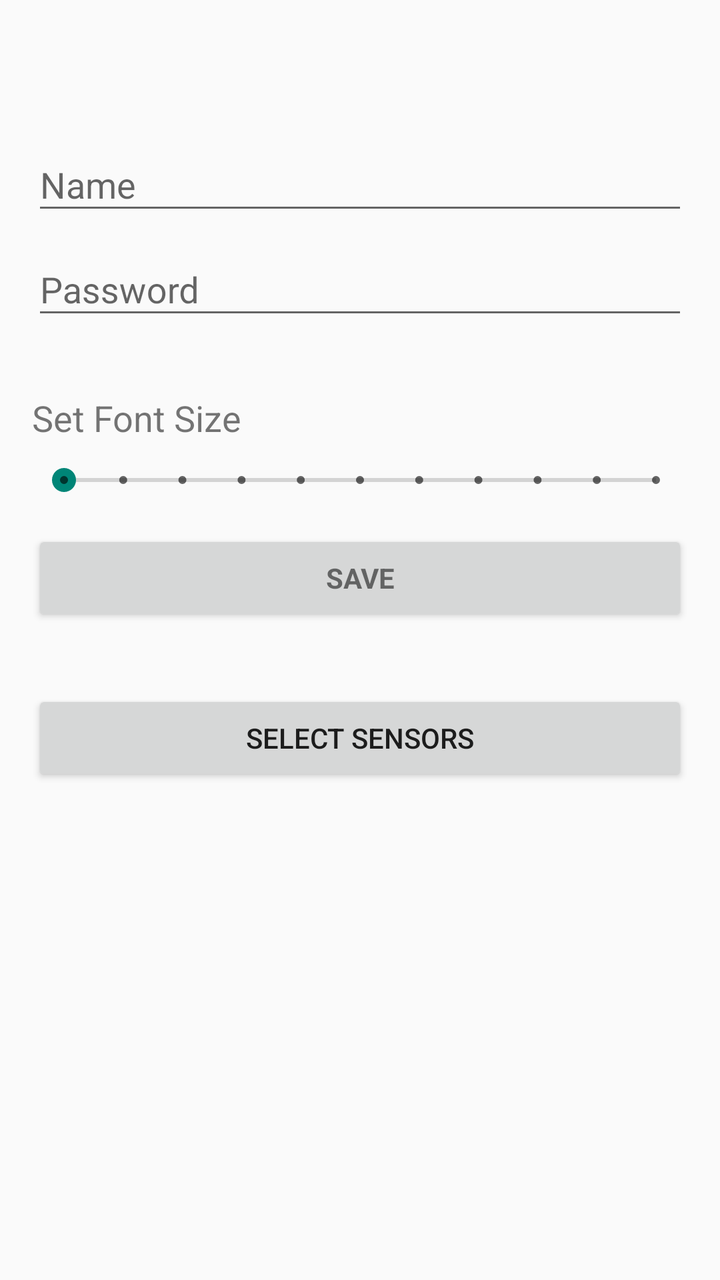
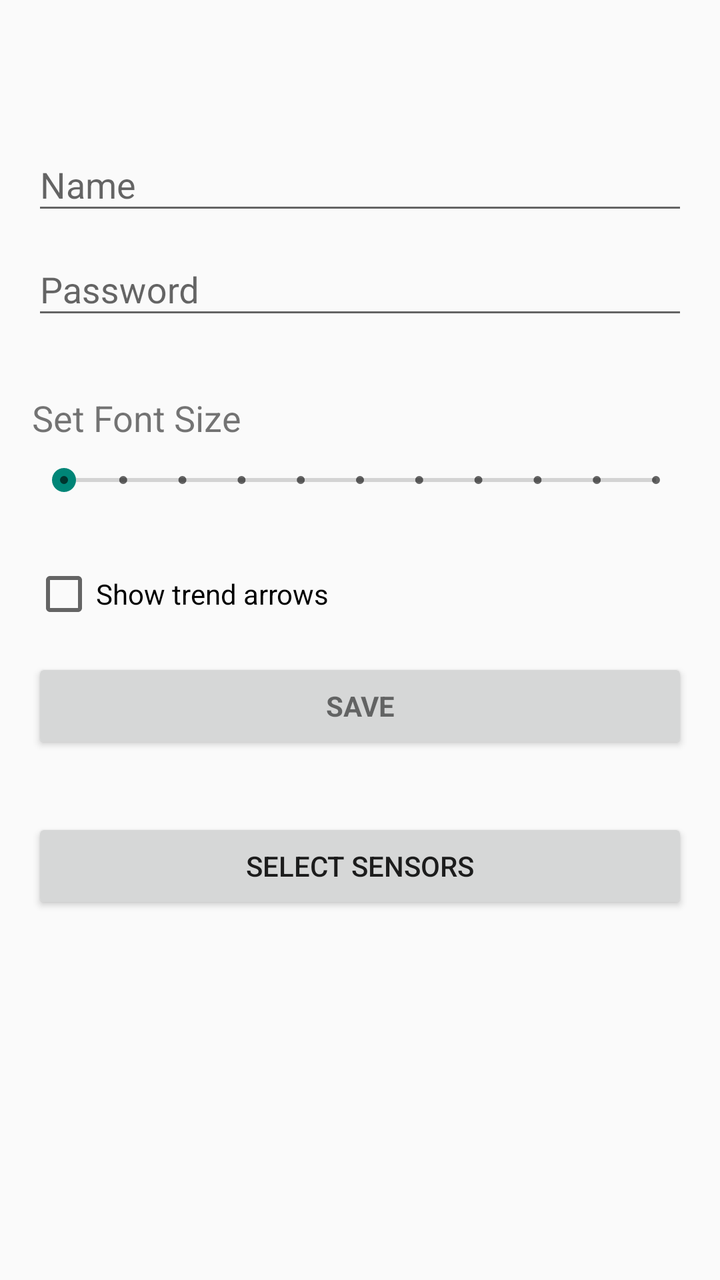

Two renders of the same Android screen: before a commit and after it. Below are the layout's source before the change and the commit's diff.
<!-- AndroidManifest.xml: activity theme AppTheme -->
<!-- res/layout/activity_login.xml -->
<LinearLayout xmlns:android="http://schemas.android.com/apk/res/android"
    xmlns:tools="http://schemas.android.com/tools"
    android:layout_width="match_parent"
    android:layout_height="match_parent"
    android:gravity="center_horizontal"
    android:orientation="vertical"
    android:paddingBottom="@dimen/activity_vertical_margin"
    android:paddingLeft="@dimen/activity_horizontal_margin"
    android:paddingRight="@dimen/activity_horizontal_margin"
    android:paddingTop="@dimen/activity_vertical_margin"
    tools:context="cz.pstehlik.wifiteplomer.LoginActivity">

    
    <ProgressBar
        android:id="@+id/login_progress"
        style="?android:attr/progressBarStyleLarge"
        android:layout_width="wrap_content"
        android:layout_height="wrap_content"
        android:layout_marginBottom="8dp"
        android:visibility="gone" />

    <ScrollView
        android:id="@+id/login_form"
        android:layout_width="match_parent"
        android:layout_height="match_parent">

        <LinearLayout
            android:id="@+id/email_login_form"
            android:layout_width="match_parent"
            android:layout_height="wrap_content"
            android:orientation="vertical">

            <com.google.android.material.textfield.TextInputLayout
                android:layout_width="match_parent"
                android:layout_height="wrap_content">

                <EditText
                    android:id="@+id/login"
                    android:layout_width="match_parent"
                    android:layout_height="wrap_content"
                    android:hint="@string/prompt_email"
                    android:inputType="textNoSuggestions"
                    android:maxLines="1"
                    android:singleLine="true"
                    android:autofillHints="" />

            </com.google.android.material.textfield.TextInputLayout>

            <com.google.android.material.textfield.TextInputLayout
                android:layout_width="match_parent"
                android:layout_height="wrap_content">

                <EditText
                    android:id="@+id/password"
                    android:layout_width="match_parent"
                    android:layout_height="wrap_content"
                    android:hint="@string/prompt_password"
                    android:imeActionId="6"
                    android:imeActionLabel="@string/action_sign_in_short"
                    android:imeOptions="actionUnspecified"
                    android:inputType="textPassword"
                    android:maxLines="1"
                    android:singleLine="true"
                    android:autofillHints="" />

            </com.google.android.material.textfield.TextInputLayout>

            <LinearLayout
                android:layout_width="match_parent"
                android:layout_height="match_parent"
                android:orientation="vertical">

                <View
                    android:id="@+id/divider"
                    android:layout_width="match_parent"
                    android:layout_height="32dp"
                    android:background="?android:attr/listDivider"
                    android:visibility="invisible" />

                <TextView
                    android:id="@+id/textView"
                    android:layout_width="match_parent"
                    android:layout_height="wrap_content"
                    android:textSize="18sp"
                    android:paddingBottom="10dp"
                    android:text="@string/font_size" />

                <SeekBar
                    android:id="@+id/fontsize"
                    style="@style/Widget.AppCompat.SeekBar.Discrete"
                    android:layout_width="match_parent"
                    android:layout_height="wrap_content"
                    android:max="10"
                    android:progress="0" />

            </LinearLayout>

            <Button
                android:id="@+id/email_sign_in_button"
                style="?android:textAppearanceSmall"
                android:layout_width="match_parent"
                android:layout_height="wrap_content"
                android:layout_marginTop="16dp"
                android:text="@string/action_save"
                android:textStyle="bold" />

            <View
                android:id="@+id/divider2"
                android:layout_width="match_parent"
                android:layout_height="32dp"
                android:background="?android:attr/listDivider"
                android:visibility="invisible" />

            <Button
                android:id="@+id/select_sensors_button"
                android:layout_width="match_parent"
                android:layout_height="wrap_content"
                android:text="@string/title_activity_select_sensor" />

            <Button
                android:id="@+id/show_all_sensors"
                android:layout_width="match_parent"
                android:layout_height="wrap_content"
                android:visibility="gone"
                android:text="@string/show_all_sensors" />

        </LinearLayout>
    </ScrollView>

</LinearLayout>
<!-- resources referenced by this layout -->
<resources>
  <dimen name="activity_horizontal_margin">16dp</dimen>
  <dimen name="activity_vertical_margin">16dp</dimen>
  <string name="action_save">Save</string>
  <string name="action_sign_in_short">Sign in</string>
  <string name="font_size">Set Font Size</string>
  <string name="prompt_email">Name</string>
  <string name="prompt_password">Password</string>
  <string name="show_all_sensors">All sensors</string>
  <string name="title_activity_select_sensor">Select Sensors</string>
  <style name="AppTheme" parent="Theme.AppCompat.DayNight" />
</resources>

<!-- the commit's change to res/layout/activity_login.xml (unified diff, before → after) -->
@@ -93,6 +93,13 @@
                     android:max="10"
                     android:progress="0" />
 
+                <CheckBox
+                    android:id="@+id/show_trend"
+                    android:layout_width="match_parent"
+                    android:layout_height="wrap_content"
+                    android:layout_marginTop="32dp"
+                    android:text="@string/show_trend" />
+
             </LinearLayout>
 
             <Button
<!-- resource entries referenced after the edit -->
@@ -8,6 +8,7 @@
   <string name="prompt_email">Name</string>
   <string name="prompt_password">Password</string>
   <string name="show_all_sensors">All sensors</string>
+  <string name="show_trend">Show trend arrows</string>
   <string name="title_activity_select_sensor">Select Sensors</string>
   <style name="AppTheme" parent="Theme.AppCompat.DayNight" />
 </resources>
